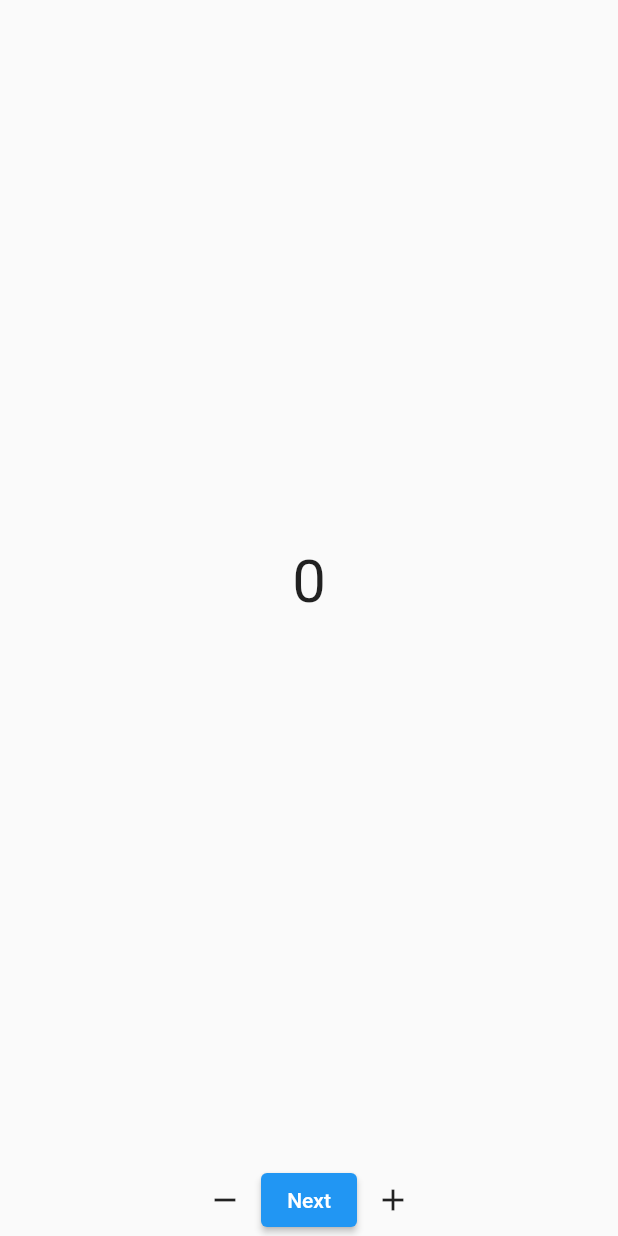
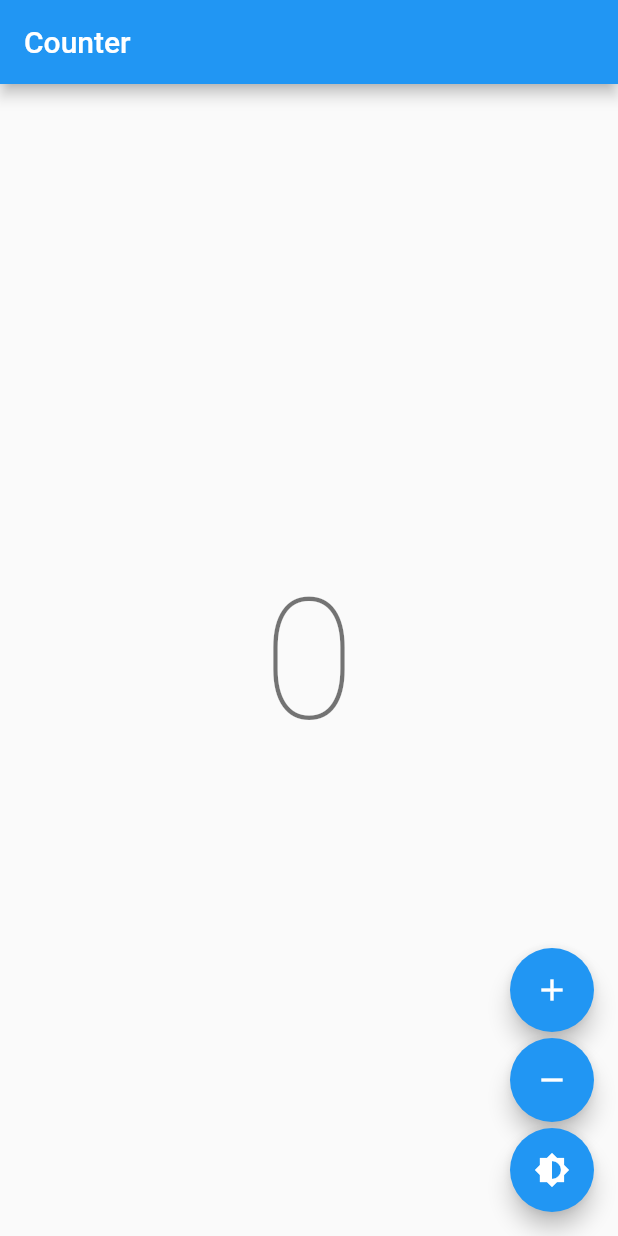
Before and after one commit to viniciusoliverrs/flutter-playground, a Flutter app: the screen it shows after launch, on a phone screen of 412 x 824 dp. Run offline on Flutter 3.47's test engine with Material 2 defaults, Android fonts, the phone set to English and light mode, and no system bars; our stand-ins replace flutter_bloc.

Commit message:
Bloc example

```diff
--- a/lib/main.dart
+++ b/lib/main.dart
@@ -1,7 +1,9 @@
 import 'package:flutter/material.dart';
+import 'package:flutter_bloc/flutter_bloc.dart';
 
-import 'src/app.dart';
+import 'src/examples/bloc_example/bloc_app.dart';
 
-void main() {
-  runApp(const App());
-}
+void main() => BlocOverrides.runZoned(
+      () => runApp(const BlocApp()),
+      blocObserver: AppBlocObserver(),
+    );
--- /dev/null
+++ b/lib/src/examples/bloc_example/app_view.dart
@@ -0,0 +1,21 @@
+import 'package:flutter/material.dart';
+import 'package:flutter_bloc/flutter_bloc.dart';
+
+import 'bloc_app.dart';
+
+class AppView extends StatelessWidget {
+  /// {@macro app_view}
+  const AppView({Key? key}) : super(key: key);
+
+  @override
+  Widget build(BuildContext context) {
+    return BlocBuilder<ThemeCubit, ThemeData>(
+      builder: (_, theme) {
+        return MaterialApp(
+          theme: theme,
+          home: const CounterPage(),
+        );
+      },
+    );
+  }
+}
--- /dev/null
+++ b/lib/src/examples/bloc_example/bloc_app.dart
@@ -0,0 +1,101 @@
+import 'package:flutter/material.dart';
+import 'package:flutter_bloc/flutter_bloc.dart';
+
+import 'app_view.dart';
+import 'counter_view.dart';
+
+/// Custom [BlocObserver] that observes all bloc and cubit state changes.
+class AppBlocObserver extends BlocObserver {
+  @override
+  void onChange(BlocBase bloc, Change change) {
+    super.onChange(bloc, change);
+    if (bloc is Cubit) print(change);
+  }
+
+  @override
+  void onTransition(Bloc bloc, Transition transition) {
+    super.onTransition(bloc, transition);
+    print(transition);
+  }
+}
+
+/// {@template app}
+/// A [StatelessWidget] that:
+/// * uses [bloc](https://pub.dev/packages/bloc) and
+/// [flutter_bloc](https://pub.dev/packages/flutter_bloc)
+/// to manage the state of a counter and the app theme.
+/// {@endtemplate}
+class BlocApp extends StatelessWidget {
+  /// {@macro app}
+  const BlocApp({Key? key}) : super(key: key);
+
+  @override
+  Widget build(BuildContext context) {
+    return BlocProvider(
+      create: (_) => ThemeCubit(),
+      child: const AppView(),
+    );
+  }
+}
+
+
+/// {@template counter_page}
+/// A [StatelessWidget] that:
+/// * provides a [CounterBloc] to the [CounterView].
+/// {@endtemplate}
+class CounterPage extends StatelessWidget {
+  /// {@macro counter_page}
+  const CounterPage({Key? key}) : super(key: key);
+
+  @override
+  Widget build(BuildContext context) {
+    return BlocProvider(
+      create: (_) => CounterBloc(),
+      child: const CounterView(),
+    );
+  }
+}
+
+/// Event being processed by [CounterBloc].
+abstract class CounterEvent {}
+
+/// Notifies bloc to increment state.
+class CounterIncrementPressed extends CounterEvent {}
+
+/// Notifies bloc to decrement state.
+class CounterDecrementPressed extends CounterEvent {}
+
+class CounterBloc extends Bloc<CounterEvent, int> {
+  /// {@macro counter_bloc}
+  CounterBloc() : super(0) {
+    on<CounterIncrementPressed>((event, emit) => emit(state + 1));
+    on<CounterDecrementPressed>((event, emit) => emit(state - 1));
+  }
+}
+
+/// {@template brightness_cubit}
+/// A simple [Cubit] that manages the [ThemeData] as its state.
+/// {@endtemplate}
+class ThemeCubit extends Cubit<ThemeData> {
+  /// {@macro brightness_cubit}
+  ThemeCubit() : super(_lightTheme);
+
+  static final _lightTheme = ThemeData(
+    floatingActionButtonTheme: const FloatingActionButtonThemeData(
+      foregroundColor: Colors.white,
+    ),
+    brightness: Brightness.light,
+  );
+
+  static final _darkTheme = ThemeData(
+    floatingActionButtonTheme: const FloatingActionButtonThemeData(
+      foregroundColor: Colors.black,
+    ),
+    brightness: Brightness.dark,
+  );
+
+  /// Toggles the current brightness between light and dark.
+  void toggleTheme() {
+    emit(state.brightness == Brightness.dark ? _lightTheme : _darkTheme);
+  }
+}
--- /dev/null
+++ b/lib/src/examples/bloc_example/counter_view.dart
@@ -0,0 +1,49 @@
+import 'package:flutter/material.dart';
+import 'package:flutter_bloc/flutter_bloc.dart';
+
+import 'bloc_app.dart';
+
+class CounterView extends StatelessWidget {
+  /// {@macro counter_view}
+  const CounterView({Key? key}) : super(key: key);
+
+  @override
+  Widget build(BuildContext context) {
+    return Scaffold(
+      appBar: AppBar(title: const Text('Counter')),
+      body: Center(
+        child: BlocBuilder<CounterBloc, int>(
+          builder: (context, count) {
+            return Text('$count', style: Theme.of(context).textTheme.headline1);
+          },
+        ),
+      ),
+      floatingActionButton: Column(
+        crossAxisAlignment: CrossAxisAlignment.end,
+        mainAxisAlignment: MainAxisAlignment.end,
+        children: <Widget>[
+          FloatingActionButton(
+            child: const Icon(Icons.add),
+            onPressed: () {
+              context.read<CounterBloc>().add(CounterIncrementPressed());
+            },
+          ),
+          const SizedBox(height: 4),
+          FloatingActionButton(
+            child: const Icon(Icons.remove),
+            onPressed: () {
+              context.read<CounterBloc>().add(CounterDecrementPressed());
+            },
+          ),
+          const SizedBox(height: 4),
+          FloatingActionButton(
+            child: const Icon(Icons.brightness_6),
+            onPressed: () {
+              context.read<ThemeCubit>().toggleTheme();
+            },
+          ),
+        ],
+      ),
+    );
+  }
+}
--- a/lib/src/pages/display_page.dart
+++ b/lib/src/examples/provider_example/pages/display_page.dart
@@ -1,6 +1,7 @@
 import 'package:flutter/material.dart';
-import 'package:playground_app/src/providers/counter_provider.dart';
 import 'package:provider/provider.dart';
+
+import '../providers/counter_provider.dart';
 
 class DisplayPage extends StatelessWidget {
   const DisplayPage({Key? key}) : super(key: key);
--- a/lib/src/pages/home_page.dart
+++ b/lib/src/examples/provider_example/pages/home_page.dart
@@ -1,7 +1,7 @@
 import 'package:flutter/material.dart';
-import 'package:playground_app/src/providers/counter_provider.dart';
 import 'package:provider/provider.dart';
 
+import '../providers/counter_provider.dart';
 import 'display_page.dart';
 
 class HomePage extends StatelessWidget {
--- a/lib/src/app.dart
+++ b/lib/src/examples/provider_example/provider_app.dart
@@ -1,12 +1,12 @@
 import 'package:flutter/material.dart';
-import 'package:playground_app/src/providers/counter_provider.dart';
 import 'package:provider/provider.dart';
 
+import '../../core/stores/counter_store.dart';
 import 'pages/home_page.dart';
-import 'stores/counter_store.dart';
+import 'providers/counter_provider.dart';
 
-class App extends StatelessWidget {
-  const App({Key? key}) : super(key: key);
+class ProviderApp extends StatelessWidget {
+  const ProviderApp({Key? key}) : super(key: key);
 
   @override
   Widget build(BuildContext context) {
--- a/lib/src/providers/counter_provider.dart
+++ b/lib/src/examples/provider_example/providers/counter_provider.dart
@@ -1,7 +1,8 @@
 // ignore_for_file: public_member_api_docs, sort_constructors_first
 import 'package:flutter/material.dart';
 
-import '../stores/counter_store.dart';
+import '../../../core/stores/counter_store.dart';
+
 
 class CounterProvider with ChangeNotifier {
   final CounterStore store;
--- a/pubspec.yaml
+++ b/pubspec.yaml
@@ -35,6 +35,7 @@ dependencies:
   # Use with the CupertinoIcons class for iOS style icons.
   cupertino_icons: ^1.0.2
   provider: ^6.0.3
+  flutter_bloc:
 
 dev_dependencies:
   flutter_test:
```
Also changed, not shown: lib/src/core/stores/counter_store.dart (renamed from lib/src/stores/counter_store.dart), pubspec.lock.
